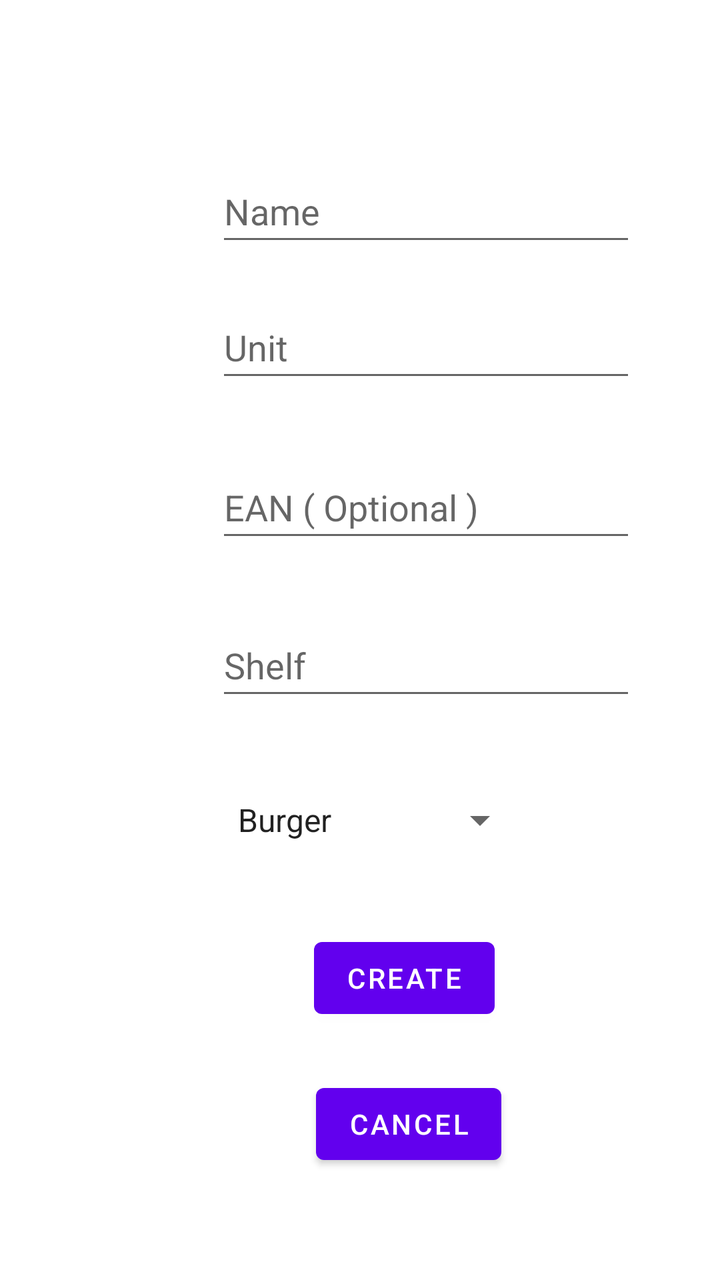
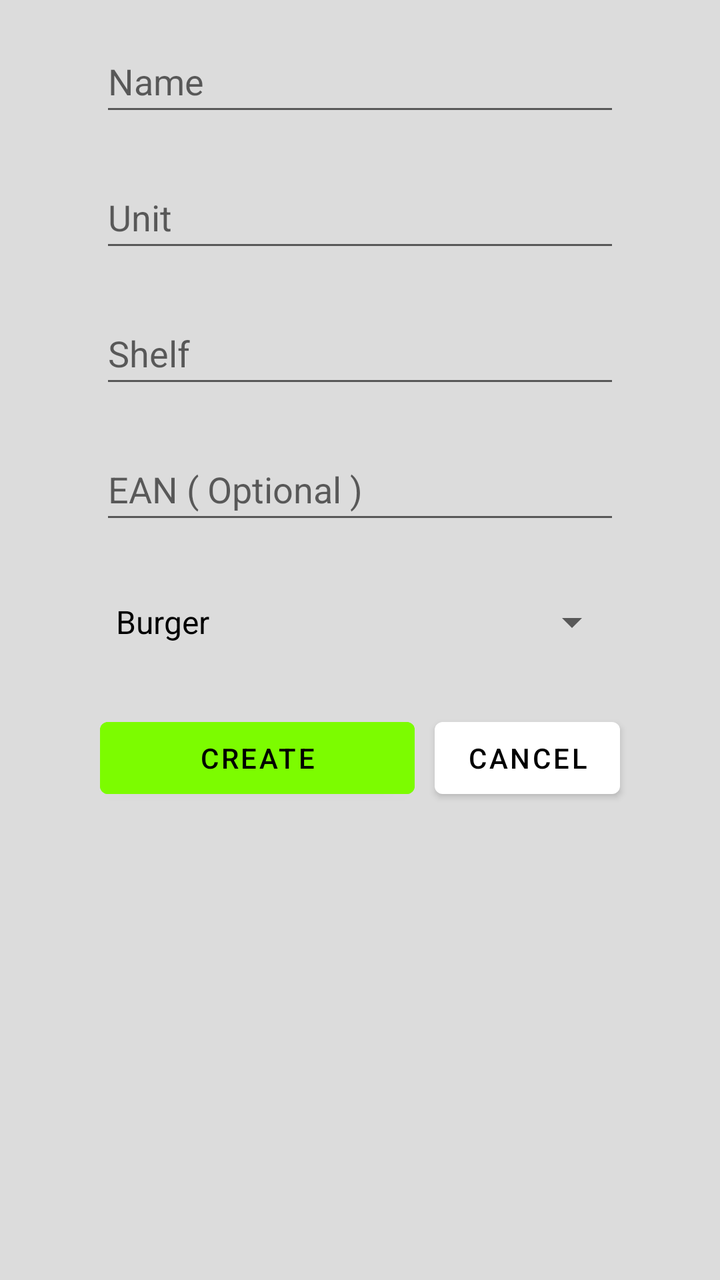

Screens rendered from an Android XML layout before and after an edit, with the pre-edit source and the edit as a unified diff.
<!-- AndroidManifest.xml: application theme Theme.SmartShoppingList -->
<!-- res/layout/activity_entry.xml -->
<?xml version="1.0" encoding="utf-8"?>
<androidx.constraintlayout.widget.ConstraintLayout xmlns:android="http://schemas.android.com/apk/res/android"
    xmlns:app="http://schemas.android.com/apk/res-auto"
    xmlns:tools="http://schemas.android.com/tools"
    android:layout_width="match_parent"
    android:layout_height="match_parent"
    tools:context="ui.EntryActivity">

    <EditText
        android:id="@+id/editItemName"
        android:layout_width="wrap_content"
        android:layout_height="wrap_content"
        android:layout_marginStart="108dp"
        android:layout_marginTop="80dp"
        android:ems="10"
        android:hint="Name"
        android:inputType="textPersonName"
        android:minHeight="48dp"
        app:layout_constraintStart_toStartOf="parent"
        app:layout_constraintTop_toTopOf="parent" />

    <EditText
        android:id="@+id/editItemUnit"
        android:layout_width="wrap_content"
        android:layout_height="wrap_content"
        android:layout_marginStart="108dp"
        android:layout_marginTop="20dp"
        android:ems="10"
        android:hint="Unit"
        android:inputType="textPersonName"
        android:minHeight="48dp"
        app:layout_constraintStart_toStartOf="parent"
        app:layout_constraintTop_toBottomOf="@+id/editItemName" />

    <EditText
        android:id="@+id/editItemEAN"
        android:layout_width="wrap_content"
        android:layout_height="wrap_content"
        android:layout_marginStart="108dp"
        android:layout_marginTop="32dp"
        android:ems="10"
        android:hint="EAN ( Optional )"
        android:inputType="textPersonName"
        android:minHeight="48dp"
        app:layout_constraintStart_toStartOf="parent"
        app:layout_constraintTop_toBottomOf="@+id/editItemUnit" />

    <EditText
        android:id="@+id/editItemShelf"
        android:layout_width="wrap_content"
        android:layout_height="wrap_content"
        android:layout_marginStart="108dp"
        android:layout_marginTop="31dp"
        android:ems="10"
        android:hint="Shelf"
        android:inputType="number"
        android:minHeight="48dp"
        app:layout_constraintStart_toStartOf="parent"
        app:layout_constraintTop_toBottomOf="@+id/editItemEAN" />

    <Spinner
        android:id="@+id/iconSpinner"
        android:layout_width="0dp"
        android:layout_height="wrap_content"
        android:layout_marginStart="111dp"
        android:layout_marginTop="31dp"
        android:layout_marginEnd="96dp"
        android:entries="@array/iconNames"
        android:minHeight="48dp"
        android:spinnerMode="dropdown"
        app:layout_constraintEnd_toEndOf="parent"
        app:layout_constraintHorizontal_bias="1.0"
        app:layout_constraintStart_toStartOf="parent"
        app:layout_constraintTop_toBottomOf="@+id/editItemShelf" />

    <Button
        android:id="@+id/doButton"
        android:layout_width="wrap_content"
        android:layout_height="wrap_content"
        android:layout_marginStart="157dp"
        android:layout_marginTop="31dp"
        android:text="Create"
        app:layout_constraintStart_toStartOf="parent"
        app:layout_constraintTop_toBottomOf="@+id/iconSpinner" />

    <Button
        android:id="@+id/cancel"
        android:layout_width="wrap_content"
        android:layout_height="wrap_content"
        android:layout_marginStart="158dp"
        android:layout_marginTop="25dp"
        android:text="Cancel"
        app:layout_constraintStart_toStartOf="parent"
        app:layout_constraintTop_toBottomOf="@+id/doButton" />

</androidx.constraintlayout.widget.ConstraintLayout>
<!-- resources referenced by this layout -->
<resources>
  <string-array name="iconNames" key="iconNames">
          <item>Burger</item>
          <item>Meat</item>
          <item>Coffee</item>
          <item>Pizza</item>
          <item>Egg</item>
          <item>Bread</item>
          <item>Croissant</item>
      </string-array>
  <style name="Theme.SmartShoppingList" parent="Theme.MaterialComponents.DayNight.DarkActionBar">
          
          <item name="colorPrimary">@color/purple_500</item>
          <item name="colorPrimaryVariant">@color/purple_700</item>
          <item name="colorOnPrimary">@color/white</item>
          
          <item name="colorSecondary">@color/teal_200</item>
          <item name="colorSecondaryVariant">@color/teal_700</item>
          <item name="colorOnSecondary">@color/black</item>
          
          <item name="android:statusBarColor" tools:targetApi="l">?attr/colorPrimaryVariant</item>
          
      </style>
  <color name="purple_500">#FF6200EE</color>
  <color name="purple_700">#FF3700B3</color>
  <color name="white">#FFFFFFFF</color>
  <color name="teal_200">#FF03DAC5</color>
  <color name="teal_700">#FF018786</color>
  <color name="black">#FF000000</color>
</resources>

<!-- the commit's change to res/layout/activity_entry.xml (unified diff, before → after) -->
@@ -8,78 +8,90 @@
 
     <EditText
         android:id="@+id/editItemName"
-        android:layout_width="wrap_content"
+        android:layout_width="0dp"
         android:layout_height="wrap_content"
-        android:layout_marginStart="108dp"
-        android:layout_marginTop="80dp"
+        android:layout_marginStart="50dp"
+        android:layout_marginTop="15dp"
+        android:layout_marginEnd="50dp"
         android:ems="10"
         android:hint="Name"
         android:inputType="textPersonName"
         android:minHeight="48dp"
+        app:layout_constraintEnd_toEndOf="parent"
         app:layout_constraintStart_toStartOf="parent"
         app:layout_constraintTop_toTopOf="parent" />
 
     <EditText
         android:id="@+id/editItemUnit"
-        android:layout_width="wrap_content"
+        android:layout_width="0dp"
         android:layout_height="wrap_content"
-        android:layout_marginStart="108dp"
+        android:layout_marginStart="50dp"
         android:layout_marginTop="20dp"
+        android:layout_marginEnd="50dp"
         android:ems="10"
         android:hint="Unit"
         android:inputType="textPersonName"
         android:minHeight="48dp"
+        app:layout_constraintEnd_toEndOf="parent"
         app:layout_constraintStart_toStartOf="parent"
         app:layout_constraintTop_toBottomOf="@+id/editItemName" />
 
     <EditText
         android:id="@+id/editItemEAN"
-        android:layout_width="wrap_content"
+        android:layout_width="0dp"
         android:layout_height="wrap_content"
-        android:layout_marginStart="108dp"
-        android:layout_marginTop="32dp"
+        android:layout_marginStart="50dp"
+        android:layout_marginTop="20dp"
+        android:layout_marginEnd="50dp"
         android:ems="10"
         android:hint="EAN ( Optional )"
         android:inputType="textPersonName"
         android:minHeight="48dp"
+        app:layout_constraintEnd_toEndOf="parent"
         app:layout_constraintStart_toStartOf="parent"
-        app:layout_constraintTop_toBottomOf="@+id/editItemUnit" />
+        app:layout_constraintTop_toBottomOf="@+id/editItemShelf" />
 
     <EditText
         android:id="@+id/editItemShelf"
-        android:layout_width="wrap_content"
+        android:layout_width="0dp"
         android:layout_height="wrap_content"
-        android:layout_marginStart="108dp"
-        android:layout_marginTop="31dp"
+        android:layout_marginStart="50dp"
+        android:layout_marginTop="20dp"
+        android:layout_marginEnd="50dp"
         android:ems="10"
         android:hint="Shelf"
         android:inputType="number"
         android:minHeight="48dp"
+        app:layout_constraintEnd_toEndOf="parent"
         app:layout_constraintStart_toStartOf="parent"
-        app:layout_constraintTop_toBottomOf="@+id/editItemEAN" />
+        app:layout_constraintTop_toBottomOf="@+id/editItemUnit" />
 
     <Spinner
         android:id="@+id/iconSpinner"
         android:layout_width="0dp"
         android:layout_height="wrap_content"
-        android:layout_marginStart="111dp"
-        android:layout_marginTop="31dp"
-        android:layout_marginEnd="96dp"
+        android:layout_marginStart="50dp"
+        android:layout_marginTop="20dp"
+        android:layout_marginEnd="50dp"
         android:entries="@array/iconNames"
         android:minHeight="48dp"
         android:spinnerMode="dropdown"
         app:layout_constraintEnd_toEndOf="parent"
-        app:layout_constraintHorizontal_bias="1.0"
+        app:layout_constraintHorizontal_bias="0.0"
         app:layout_constraintStart_toStartOf="parent"
-        app:layout_constraintTop_toBottomOf="@+id/editItemShelf" />
+        app:layout_constraintTop_toBottomOf="@+id/editItemEAN" />
 
     <Button
         android:id="@+id/doButton"
-        android:layout_width="wrap_content"
+        android:layout_width="0dp"
         android:layout_height="wrap_content"
-        android:layout_marginStart="157dp"
-        android:layout_marginTop="31dp"
+        android:layout_marginStart="50dp"
+        android:layout_marginTop="20dp"
+        android:layout_marginEnd="10dp"
+        android:backgroundTint="?attr/colorSecondary"
         android:text="Create"
+        android:textColor="?android:attr/textColor"
+        app:layout_constraintEnd_toStartOf="@+id/cancel"
         app:layout_constraintStart_toStartOf="parent"
         app:layout_constraintTop_toBottomOf="@+id/iconSpinner" />
 
@@ -87,10 +99,10 @@
         android:id="@+id/cancel"
         android:layout_width="wrap_content"
         android:layout_height="wrap_content"
-        android:layout_marginStart="158dp"
-        android:layout_marginTop="25dp"
+        android:layout_marginTop="20dp"
+        android:layout_marginEnd="50dp"
         android:text="Cancel"
-        app:layout_constraintStart_toStartOf="parent"
-        app:layout_constraintTop_toBottomOf="@+id/doButton" />
+        app:layout_constraintEnd_toEndOf="parent"
+        app:layout_constraintTop_toBottomOf="@+id/iconSpinner" />
 
 </androidx.constraintlayout.widget.ConstraintLayout>
<!-- resource entries referenced after the edit -->
@@ -11,22 +11,24 @@
       </string-array>
   <style name="Theme.SmartShoppingList" parent="Theme.MaterialComponents.DayNight.DarkActionBar">
           
-          <item name="colorPrimary">@color/purple_500</item>
-          <item name="colorPrimaryVariant">@color/purple_700</item>
-          <item name="colorOnPrimary">@color/white</item>
+          <item name="colorPrimary">@color/white</item>
+          <item name="colorPrimaryVariant">@color/light_green</item>
+          <item name="colorOnPrimary">@color/black</item>
           
-          <item name="colorSecondary">@color/teal_200</item>
-          <item name="colorSecondaryVariant">@color/teal_700</item>
+          <item name="colorSecondary">@color/light_green</item>
+          <item name="colorSecondaryVariant">@color/light_green</item>
           <item name="colorOnSecondary">@color/black</item>
           
           <item name="android:statusBarColor" tools:targetApi="l">?attr/colorPrimaryVariant</item>
           
+          <item name="android:textColor">@color/black</item>
+          <item name="android:actionMenuTextColor">@color/black</item>
+          <item name="android:itemTextAppearance">@color/black</item>
+          <item name="android:windowBackground">@color/background_white</item>
       </style>
-  <color name="purple_500">#FF6200EE</color>
-  <color name="purple_700">#FF3700B3</color>
   <color name="white">#FFFFFFFF</color>
-  <color name="teal_200">#FF03DAC5</color>
-  <color name="teal_700">#FF018786</color>
+  <color name="light_green">#7CFC00</color>
   <color name="black">#FF000000</color>
+  <color name="background_white">#DCDCDC</color>
 </resources>
 
